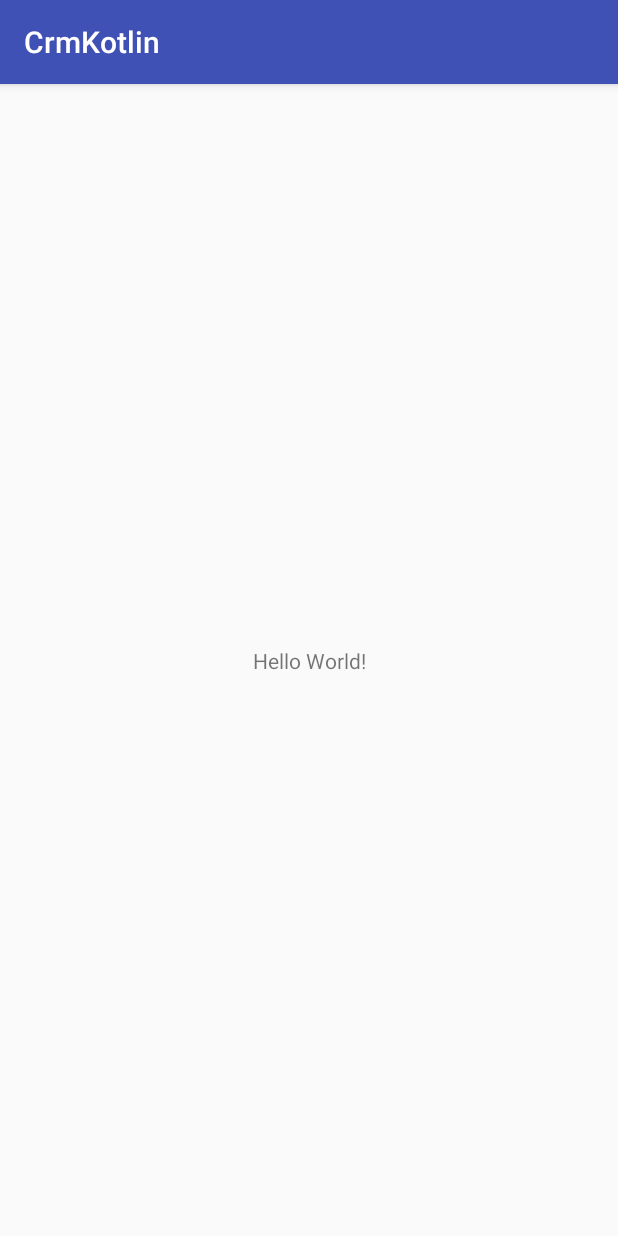
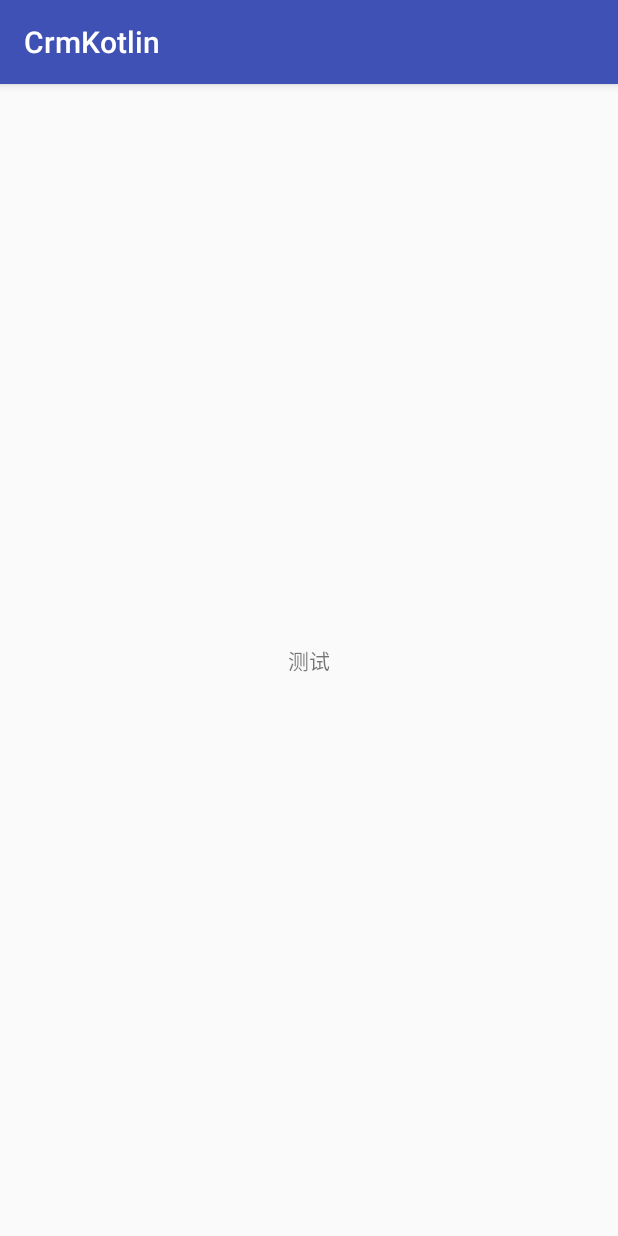
Before and after one commit to wangrui123/CrmKotlin, an Android app: the screen it shows after launch (MainActivity), on a phone screen of 412 x 824 dp. Run offline under Robolectric (Android 15) with nearby library versions, the phone set to English and light mode, and no system bars.

Commit message:
修改属性

```diff
--- a/app/src/main/java/com/weishi/crm/MainActivity.kt
+++ b/app/src/main/java/com/weishi/crm/MainActivity.kt
@@ -2,11 +2,14 @@ package com.weishi.crm
 
 import android.support.v7.app.AppCompatActivity
 import android.os.Bundle
+import kotlinx.android.synthetic.main.activity_main.*
 
 class MainActivity : AppCompatActivity() {
 
     override fun onCreate(savedInstanceState: Bundle?) {
         super.onCreate(savedInstanceState)
         setContentView(R.layout.activity_main)
+
+        textView.text = "测试"
     }
 }
--- a/app/src/main/res/layout/activity_main.xml
+++ b/app/src/main/res/layout/activity_main.xml
@@ -7,6 +7,7 @@
     tools:context=".MainActivity">
 
     <TextView
+        android:id="@+id/textView"
         android:layout_width="wrap_content"
         android:layout_height="wrap_content"
         android:text="Hello World!"
```
